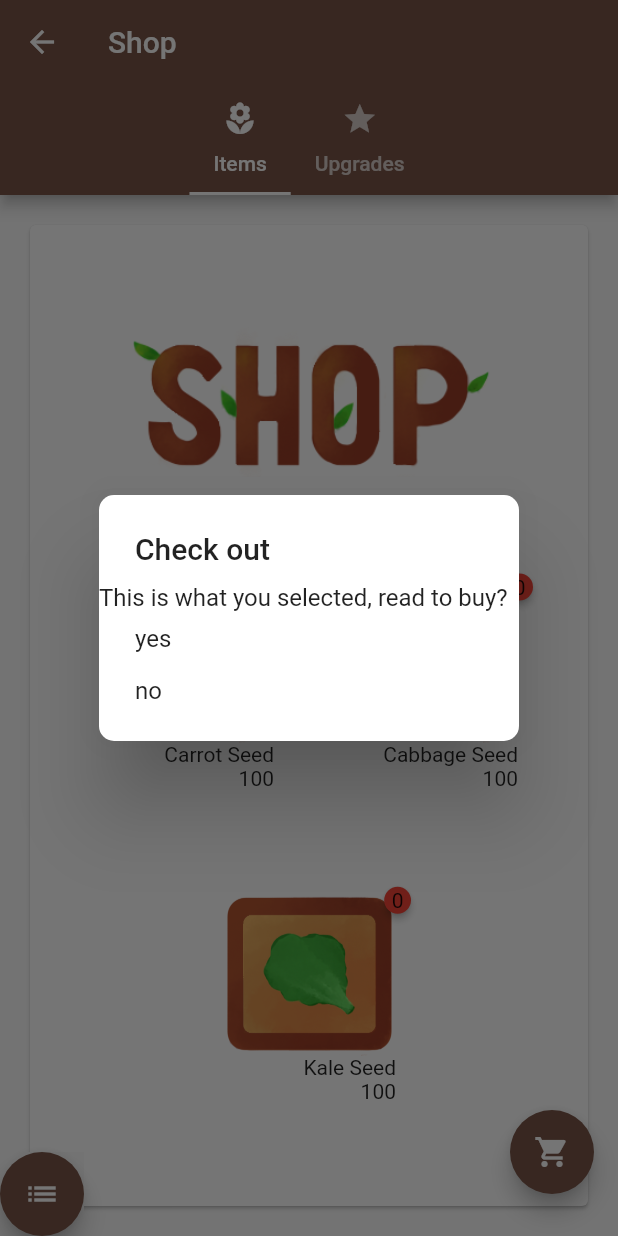
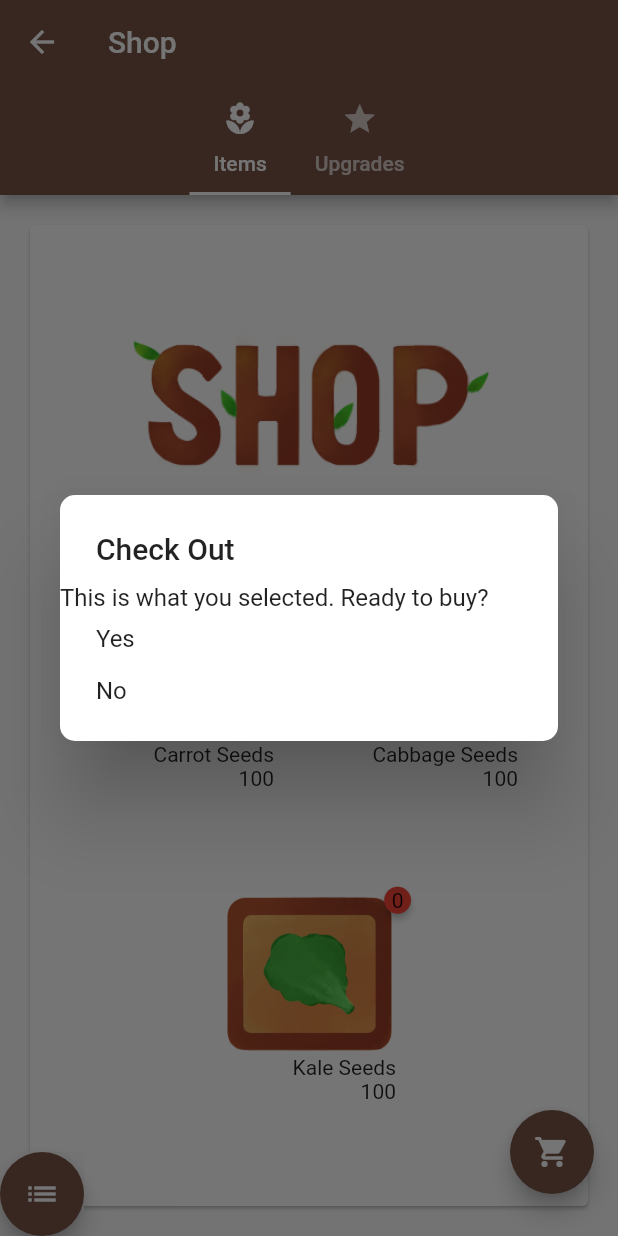
Before and after one commit to MatthewDemoe/Pocket-Farm, a Flutter app: the ShopScreen screen opened by its route, after a tap on the "shopping cart" icon, on a phone screen of 412 x 824 dp. Run offline on Flutter 3.47's test engine with Material 2 defaults, Android fonts, the phone set to English and light mode, and no system bars; drawn by our look-alikes of badges; our stand-ins replace charts_flutter, cloud_firestore, flutter_animation_progress_bar, flutter_i18n, flutter_local_notifications, flutter_map and 3 more; accounts and stored records are empty.

Commit message:
Everything should be translated

```diff
--- a/lib/FarmScreen.dart
+++ b/lib/FarmScreen.dart
@@ -42,7 +42,6 @@ class _FarmScreen extends State<FarmScreen> {
   final _scaffoldKey = GlobalKey<ScaffoldState>();
   int numFields = 5;
   int counter = 0;
-  Inventory inventory = new Inventory();
 
   //List<GestureDetector> fields = new List<GestureDetector>();
   List<FarmPlot> farmPlots = new List<FarmPlot>();
@@ -179,62 +178,62 @@ class _FarmScreen extends State<FarmScreen> {
               onPressed: (){
                 Navigator.pop(context, SeedType.carrot);
               },
-              child: Text(FlutterI18n.translate(context, "words.carrot") +  " (${inventory.carrotSeeds} " + FlutterI18n.translate(context, "words.seeds") + ")"),
+              child: Text(FlutterI18n.translate(context, "words.carrot") +  " (${Inventory.instance().carrotSeeds} " + FlutterI18n.translate(context, "words.seeds") + ")"),
             ),
             SimpleDialogOption(
               onPressed: (){
                 Navigator.pop(context, SeedType.cabbage);
               },
-              child: Text(FlutterI18n.translate(context, "words.cabbage") +  " (${inventory.cabbageSeeds} " + FlutterI18n.translate(context, "words.seeds") + ")"),
+              child: Text(FlutterI18n.translate(context, "words.cabbage") +  " (${Inventory.instance().cabbageSeeds} " + FlutterI18n.translate(context, "words.seeds") + ")"),
             ),
             SimpleDialogOption(
               onPressed: (){
                 Navigator.pop(context, SeedType.kale);
               },
-              child: Text(FlutterI18n.translate(context, "words.kale") +  " (${inventory.kaleSeeds} " + FlutterI18n.translate(context, "words.seeds") + ")"),
+              child: Text(FlutterI18n.translate(context, "words.kale") +  " (${Inventory.instance().kaleSeeds} " + FlutterI18n.translate(context, "words.seeds") + ")"),
             ),
           ]
         );
       }
     )){
       case SeedType.carrot:
-      if(inventory.carrotSeeds != 0) {
+      if(Inventory.instance().carrotSeeds != 0) {
         plot.plantSomething(SeedType.carrot);
-        inventory.carrotSeeds--; //decrease carrot seeds
+        Inventory.instance().plantSeed(SeedType.carrot); //decrease carrot seeds
         _setProgressBars(plot, Carrot().minutesToGrow~/2, 0);
         break;
       }
       else {
         //send a notification that they have no carrots
-        _displayNotification('Uh oh!', 'You do not have enough carrot seeds!');
+        _displayNotification('Uh oh!', FlutterI18n.translate(context, "words.noSeeds"));
         break;
       }
       break;
 
       case SeedType.cabbage:
-      if(inventory.cabbageSeeds != 0) {
+      if(Inventory.instance().cabbageSeeds != 0) {
         plot.plantSomething(SeedType.cabbage);
-        inventory.cabbageSeeds--; //decrease cabbage seeds
+        Inventory.instance().plantSeed(SeedType.cabbage); //decrease cabbage seeds
         _setProgressBars(plot, Cabbage().minutesToGrow~/2, 1);
         break;
       }
       else {
         //send a notification that they have no cabbages
-        _displayNotification('Uh oh!', 'You do not have enough cabbage seeds!');
+        _displayNotification('Uh oh!', FlutterI18n.translate(context, "words.noSeeds"));
         break;
       }
       break;
 
       case SeedType.kale:
-      if(inventory.kaleSeeds != 0) {
+      if(Inventory.instance().kaleSeeds != 0) {
         plot.plantSomething(SeedType.kale);
-        inventory.kaleSeeds--; //decrease kale seeds
+        Inventory.instance().plantSeed(SeedType.kale); //decrease kale seeds
         _setProgressBars(plot, Kale().minutesToGrow~/2, 2);
         break;
       }
       else {
         //send a notification that they have no kale
-        _displayNotification('Uh oh!', 'You do not have enough kale seeds!');
+        _displayNotification('Uh oh!', FlutterI18n.translate(context, "words.noSeeds"));
         break;
       }
       break;
@@ -310,12 +309,12 @@ class _FarmScreen extends State<FarmScreen> {
       context,
       MaterialPageRoute(builder: (context) => WorldMapScreen(currentSeeds: seeds)) //send seeds
     );
-
+    /*
     seeds.seedList = temp.seedList; //fill the seeds list with the ungrabbed seeds
-    inventory.carrotSeeds += temp.totalCarrotSeeds; //increment carrot seeds from map
-    inventory.cabbageSeeds += temp.totalCabbageSeeds; //increment cabbage seeds from map
-    inventory.kaleSeeds += temp.totalKaleSeeds; //increment kale seeds from map
-
+    Inventory.instance().addSeed(SeedType.carrot, temp.totalCarrotSeeds); //increment carrot seeds from map
+    Inventory.instance().addSeed(SeedType.cabbage, temp.totalCabbageSeeds); //increment cabbage seeds from map
+    Inventory.instance().addSeed(SeedType.kale, temp.totalKaleSeeds); //increment kale seeds from map
+    */
   }
 
   void _displayNotification(String title, String message) {
--- a/lib/ShopLogic.dart
+++ b/lib/ShopLogic.dart
@@ -9,17 +9,17 @@ class ShopLogic
    List<Column> columns = new List<Column>();
    int itemAmount = 3;
 
-   ShopLogic()
+   ShopLogic(BuildContext context)
    {
       //the different shop items get added
-      shopItems.add(new CarrotSeed());
-      shopItems.add(new CabbageSeed());
-      shopItems.add(new KaleSeed());
-      shopItems.add(new MoreHarvest());
-      shopItems.add(new MoreMoney());
-      shopItems.add(new MorePlanters());
-      shopItems.add(new MoreSeeds());
-      shopItems.add(new FasterGrowth());
+      shopItems.add(new CarrotSeed(context));
+      shopItems.add(new CabbageSeed(context));
+      shopItems.add(new KaleSeed(context));
+      shopItems.add(new MoreHarvest(context));
+      shopItems.add(new MoreMoney(context));
+      shopItems.add(new MorePlanters(context));
+      shopItems.add(new MoreSeeds(context));
+      shopItems.add(new FasterGrowth(context));
 
       //The shop items get initialized
       for (int i = 0; i < shopItems.length; i++) {
--- a/lib/ShopScreen.dart
+++ b/lib/ShopScreen.dart
@@ -1,4 +1,5 @@
 import 'package:flutter/material.dart';
+import 'package:flutter_i18n/flutter_i18n.dart';
 import 'ShopLogic.dart';
 
 //Atiya Nova
@@ -50,20 +51,21 @@ class ShopScreen extends StatefulWidget {
 }
 
 class _ShopScreen extends State<ShopScreen> {
-  ShopLogic theShop = new ShopLogic();
+  ShopLogic theShop;
 
   @override
   Widget build(BuildContext context) {
+  theShop = new ShopLogic(context);
 
   //Sets up the tab options
   List<Layout> tabOptions = <Layout>[
       Layout(
-        title: 'Items',
+        title: FlutterI18n.translate(context, "words.items"),
         icon: Icons.local_florist,
         builder: theShop.buildItemWindow,
       ),
       Layout(
-        title: 'Upgrades',
+        title: FlutterI18n.translate(context, "words.upgrades"),
         icon: Icons.grade,
         builder: theShop.buildUpgradeWindow,
       ),
@@ -73,22 +75,22 @@ class _ShopScreen extends State<ShopScreen> {
       length: tabOptions.length,
       child: Scaffold(
         appBar: AppBar(
-          title: Text("Shop"),
+          title: Text(FlutterI18n.translate(context, "words.shop")),
           bottom: buildTabBar(tabOptions),
         ),
         body:
         //builds the body content
           buildTabBarView(tabOptions),
           floatingActionButton: new FloatingActionButton(
-          heroTag: "one",
+          heroTag: FlutterI18n.translate(context, "words.one"),
           onPressed: _buy,
-              tooltip: 'buy',
+              tooltip: FlutterI18n.translate(context, "words.buy"),
               child: Icon(Icons.shopping_cart),
         ),
         bottomSheet: new FloatingActionButton(
-              heroTag: "two",
+              heroTag: FlutterI18n.translate(context, "words.two"),
               onPressed: _checkList,
-              tooltip: 'check cart',
+              tooltip: FlutterI18n.translate(context, "words.checkCart"),
               child: Icon(Icons.list),),
       ),
     );
@@ -106,7 +108,7 @@ class _ShopScreen extends State<ShopScreen> {
           shape: RoundedRectangleBorder(
             borderRadius: BorderRadius.circular(10),
           ),
-          title: Text("Check your items"),
+          title: Text(FlutterI18n.translate(context, "words.checkItems")),
           children: [
             Container(
             height: 300.0, // Change as per your requirement
@@ -146,21 +148,21 @@ class _ShopScreen extends State<ShopScreen> {
           shape: RoundedRectangleBorder(
             borderRadius: BorderRadius.circular(10),
           ),
-          title: Text("Check out"),
+          title: Text(FlutterI18n.translate(context, "words.checkOut")),
           children: [
-            Text("This is what you selected, read to buy?"),
+            Text(FlutterI18n.translate(context, "words.readyToBuy")),
             SimpleDialogOption(
               onPressed: (){
                 Navigator.pop(context, true);
                 theShop.checkOut(); //'checks out' (this is rough)
               },
-              child: Text("yes"),
+              child: Text(FlutterI18n.translate(context, "words.yes")),
             ),
             SimpleDialogOption(
               onPressed: (){
                 Navigator.pop(context, false);
               },
-              child: Text("no"),
+              child: Text(FlutterI18n.translate(context, "words.no")),
             ),
           ]
         );
--- a/lib/WorldMapScreen.dart
+++ b/lib/WorldMapScreen.dart
@@ -3,6 +3,7 @@
 
 import 'dart:math';
 import 'package:flutter/material.dart';
+import 'package:flutter_i18n/flutter_i18n.dart';
 import 'package:flutter_map/flutter_map.dart';
 import 'package:geolocator/geolocator.dart';
 import 'package:latlong/latlong.dart';
@@ -185,7 +186,7 @@ class _WorldMapPage extends State<WorldMapScreen> {
           //),
           child: Dialog(
             shape: RoundedRectangleBorder(side: BorderSide.none),
-            child: Text('\nWelcome to the World Map!\n\n*Seeds will spawn periodically; they will spawn more frequently when you move around!\n\n*Make sure to grab seeds before heading back to your farm; they will despawn if you leave without grabbing them!\n\n'),
+            child: Text(FlutterI18n.translate(context, "words.mapInfo")),
           ),
         );
       },
@@ -244,7 +245,7 @@ class _WorldMapPage extends State<WorldMapScreen> {
         ),
         floatingActionButton: FloatingActionButton(
           onPressed: showMapInfo,
-          tooltip: 'Display more info about the World Map',
+          tooltip: FlutterI18n.translate(context, "words.mapButtonTooltip"),
           child: Icon(Icons.info),
         ),
     );
--- a/lib/main.dart
+++ b/lib/main.dart
@@ -40,7 +40,7 @@ class MyApp extends StatelessWidget {
       localizationsDelegates: [
         FlutterI18nDelegate(
           useCountryCode: false,
-          fallbackFile: 'fr',
+          fallbackFile: 'en',
           path: 'assets/i18n',
         ),
         GlobalMaterialLocalizations.delegate,
```
Also changed, not shown: assets/i18n/en.json (+21 -1 lines), assets/i18n/fr.json (+22 -1 lines), lib/ChartScreen.dart (+9 -7 lines), lib/Inventory.dart (+7 -7 lines), lib/ShopItem.dart (+18 -17 lines), lib/WorldMap_Player&SeedData.dart (+5 -3 lines).
